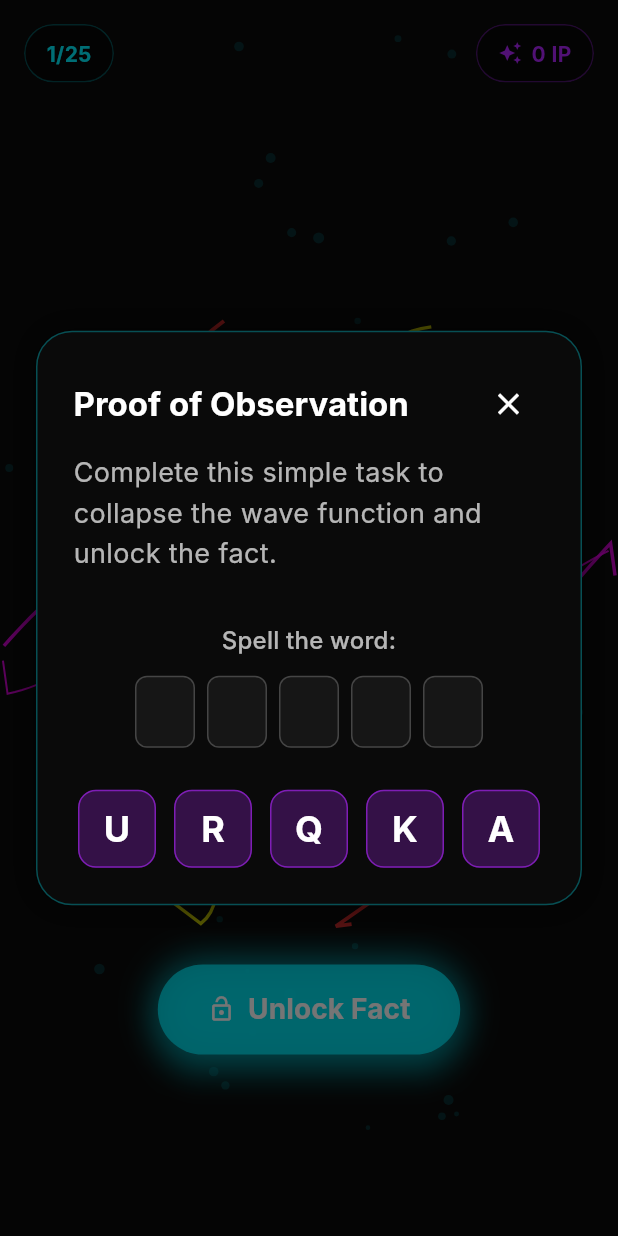
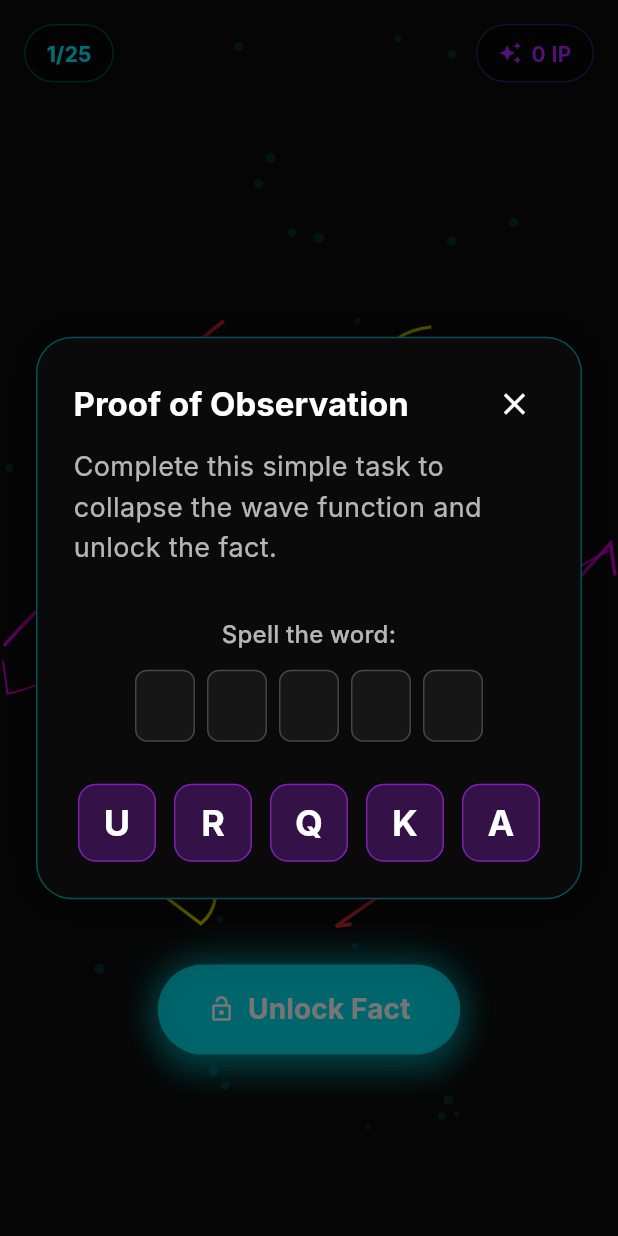
Before and after one commit to 2nx5xfrwnt-hue/planck_app, a Flutter app: the screen it shows after launch, after a tap on "Unlock Fact", on a phone screen of 412 x 824 dp. Run offline on Flutter 3.47's test engine with Material 3 defaults, Android fonts, the phone set to English and light mode, and no system bars; our stand-ins replace shared_preferences, sqflite, visibility_detector; accounts and stored records are empty; Roboto replaces fonts that are missing (Inter).

Commit message:
Fix mini-game tap blocking, dialog overflow, and close button
- tap_target_task.dart: Wrap burst particle CustomPaint in IgnorePointer
  so it never intercepts taps. Fix animation-complete condition (was
  checking value==0 but animation ends at value==1, leaving a full-area
  overlay blocking the GestureDetector after first catch).

- task_manager_dialog.dart: Wrap title Text in Expanded to prevent Row
  overflow in the top-right. Add TextOverflow.ellipsis. Give close
  IconButton a proper 40x40 SizedBox tap target (was zero-constrained
  and easily obscured by the overflow).

- Updated README.md, implementation_plan.md, walkthrough.md with bug
  fix notes for next session.

Co-Authored-By: Oz <oz-agent@warp.dev>

```diff
--- a/lib/components/tasks/task_manager_dialog.dart
+++ b/lib/components/tasks/task_manager_dialog.dart
@@ -46,18 +46,25 @@
             Row(
               mainAxisAlignment: MainAxisAlignment.spaceBetween,
               children: [
-                Text(
+                Expanded(
+                  child: Text(
                     "Proof of Observation",
                     style: Theme.of(context).textTheme.titleLarge?.copyWith(
                       fontWeight: FontWeight.bold,
                     ),
+                    overflow: TextOverflow.ellipsis,
                   ),
-                IconButton(
+                ),
+                const SizedBox(width: 8),
+                SizedBox(
+                  width: 40,
+                  height: 40,
+                  child: IconButton(
                     icon: const Icon(Icons.close),
                     onPressed: onCancel,
                     padding: EdgeInsets.zero,
-                  constraints: const BoxConstraints(),
                     splashRadius: 20,
+                  ),
                 ),
               ],
             ),
```
Also changed, not shown: lib/components/tasks/tap_target_task.dart (+5 -3 lines), 3 other files. Lines whose indentation alone changed are shown as unchanged.
